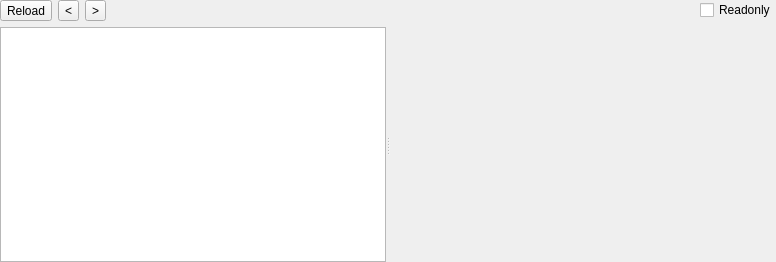
Before: the Qt Designer form MACH/machwidget.ui in horsicq/FormatWidgets, drawn with Qt 5.
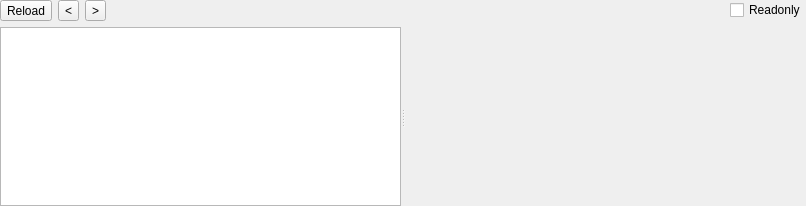
After: the same form once the commit is applied. Custom widgets are drawn as their Qt base class.

Patch:
```diff
--- a/MACH/machwidget.ui
+++ b/MACH/machwidget.ui
@@ -6,8 +6,8 @@
    <rect>
     <x>0</x>
     <y>0</y>
-    <width>776</width>
-    <height>262</height>
+    <width>806</width>
+    <height>206</height>
    </rect>
   </property>
   <property name="windowTitle">
```
